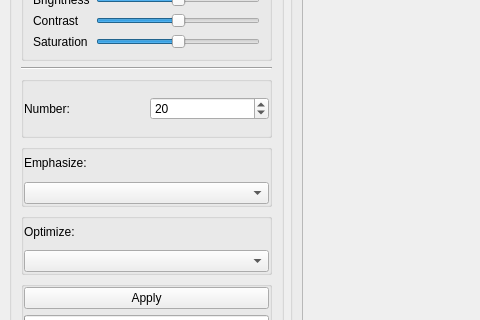
First picture: the form in GUI/Main.ui, repository hratcliffe/PixelChart, before the edit; both pictures show x 0 to 480 and y 287 to 607 of the 974 by 707 pixel window.
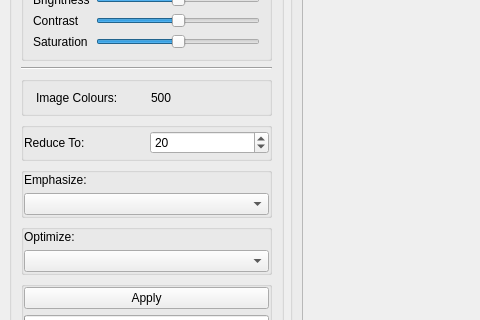
Second picture: the form after the edit.

Commit message:
Basic image colour display update
When image changes, various bits of GUI update themselves; this
does that for the colours bit

Patch:
```diff
--- a/GUI/Main.ui
+++ b/GUI/Main.ui
@@ -103,6 +103,41 @@
          </property>
         </widget>
        </item>
+       <item>
+        <widget class="QGroupBox" name="groupBox_10">
+         <property name="title">
+          <string/>
+         </property>
+         <property name="flat">
+          <bool>true</bool>
+         </property>
+         <layout class="QHBoxLayout" name="horizontalLayout_2">
+          <property name="leftMargin">
+           <number>12</number>
+          </property>
+          <property name="topMargin">
+           <number>0</number>
+          </property>
+          <property name="bottomMargin">
+           <number>0</number>
+          </property>
+          <item>
+           <widget class="QLabel" name="label_13">
+            <property name="text">
+             <string>Image Colours:</string>
+            </property>
+           </widget>
+          </item>
+          <item>
+           <widget class="QLabel" name="current_cols">
+            <property name="text">
+             <string>500</string>
+            </property>
+           </widget>
+          </item>
+         </layout>
+        </widget>
+       </item>
        <item>
         <widget class="QGroupBox" name="groupBox_4">
          <property name="title">
@@ -127,7 +162,7 @@
           <item>
            <widget class="QLabel" name="label_9">
             <property name="text">
-             <string>Number:</string>
+             <string>Reduce To:</string>
             </property>
            </widget>
           </item>
```
The commit also changes 4 other files.
